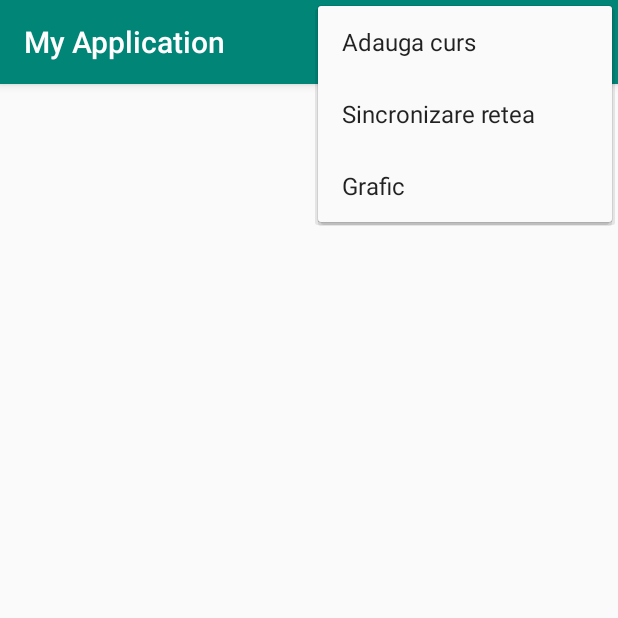
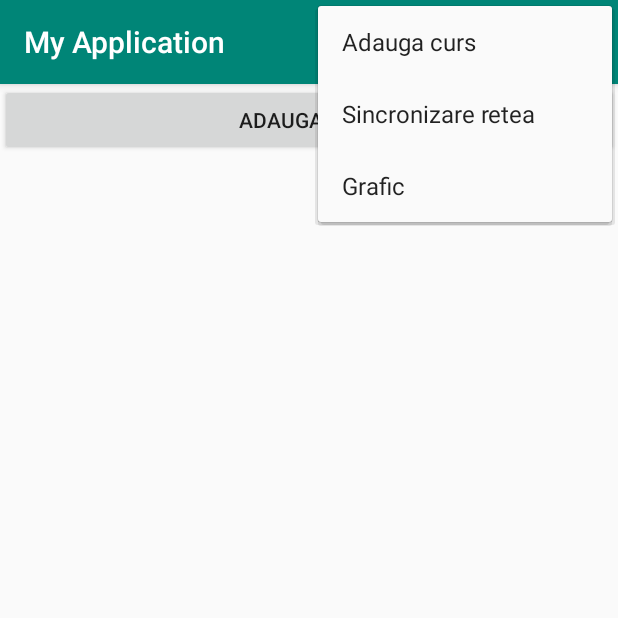
Before and after one commit to ioanaandreeab/AndroidExam, an Android app: the screen it shows after launch (MainActivity), with the options menu open, on a phone screen of 412 x 824 dp, the top half of it. Run offline under Robolectric (Android 15) with nearby library versions, the phone set to English and light mode, and no system bars; our stand-ins replace Room's generated code.

Commit message:
finished subj

```diff
--- a/sub6_2019_curs/app/build.gradle
+++ b/sub6_2019_curs/app/build.gradle
@@ -26,4 +26,6 @@ dependencies {
     testImplementation 'junit:junit:4.12'
     androidTestImplementation 'androidx.test.ext:junit:1.1.1'
     androidTestImplementation 'androidx.test.espresso:espresso-core:3.2.0'
+    implementation 'android.arch.persistence.room:runtime:1.0.0-alpha1'
+    annotationProcessor 'android.arch.persistence.room:compiler:1.0.0-alpha1'
 }
--- a/sub6_2019_curs/app/src/main/AndroidManifest.xml
+++ b/sub6_2019_curs/app/src/main/AndroidManifest.xml
@@ -1,6 +1,8 @@
 <?xml version="1.0" encoding="utf-8"?>
 <manifest xmlns:android="http://schemas.android.com/apk/res/android"
     package="com.example.myapplication">
+
+    <uses-permission android:name="android.permission.INTERNET" />
 
     <application
         android:allowBackup="true"
@@ -9,7 +11,8 @@
         android:roundIcon="@mipmap/ic_launcher_round"
         android:supportsRtl="true"
         android:theme="@style/AppTheme">
-        <activity android:name=".AdaugaCurs"></activity>
+        <activity android:name=".ChartActivity"></activity>
+        <activity android:name=".AdaugaCurs" />
         <activity android:name=".MainActivity">
             <intent-filter>
                 <action android:name="android.intent.action.MAIN" />
--- a/sub6_2019_curs/app/src/main/java/com/example/myapplication/AdaugaCurs.java
+++ b/sub6_2019_curs/app/src/main/java/com/example/myapplication/AdaugaCurs.java
@@ -49,7 +49,7 @@ public class AdaugaCurs extends AppCompatActivity {
             int idCurs = Integer.parseInt(ETId.getText().toString());
             String denumire = ETDenumire.getText().toString();
             int nrParticipanti = Integer.parseInt(ETNrParticipanti.getText().toString());
-            long sala = Long.parseLong(ETSala.getText().toString());
+            String sala = ETSala.getText().toString();
             String profTitular = ETProfTitular.getText().toString();
             curs = new Curs(idCurs,denumire,nrParticipanti,sala,profTitular);
             intent.putExtra("cursAdaugat",curs);
--- /dev/null
+++ b/sub6_2019_curs/app/src/main/java/com/example/myapplication/CursuriDAO.java
@@ -0,0 +1,17 @@
+package com.example.myapplication;
+
+import androidx.room.Dao;
+import androidx.room.Insert;
+import androidx.room.OnConflictStrategy;
+import androidx.room.Query;
+
+import java.util.List;
+
+@Dao
+public interface CursuriDAO {
+    @Insert(onConflict = OnConflictStrategy.REPLACE)
+    long insertCurs(Curs curs);
+
+    @Query("SELECT * FROM cursuri;")
+    List<Curs> selectAllCursuri();
+}
--- /dev/null
+++ b/sub6_2019_curs/app/src/main/java/com/example/myapplication/CursuriDatabase.java
@@ -0,0 +1,11 @@
+package com.example.myapplication;
+
+import androidx.room.Database;
+import androidx.room.RoomDatabase;
+import androidx.room.TypeConverters;
+
+@Database(entities = Curs.class,version = 1,exportSchema = false)
+@TypeConverters({DateConverter.class})
+public abstract class CursuriDatabase extends RoomDatabase {
+    public abstract CursuriDAO getCursuriDAO();
+}
--- a/sub6_2019_curs/app/src/main/res/layout/activity_adauga_curs.xml
+++ b/sub6_2019_curs/app/src/main/res/layout/activity_adauga_curs.xml
@@ -70,7 +70,7 @@
         <EditText
             android:layout_width="match_parent"
             android:layout_height="match_parent"
-            android:inputType="number"
+            android:inputType="text"
             android:id="@+id/ETSala">
         </EditText>
     </LinearLayout>
--- a/sub6_2019_curs/app/src/main/res/layout/activity_main.xml
+++ b/sub6_2019_curs/app/src/main/res/layout/activity_main.xml
@@ -13,5 +13,13 @@
         android:id="@+id/LVCursuri">
     </ListView>
 
+    <Button
+        android:layout_width="match_parent"
+        android:layout_height="wrap_content"
+        android:text="@string/add"
+        android:id="@+id/BTNSalveazaInBD"
+        android:onClick="salveazaInBD">
+    </Button>
+
 
 </LinearLayout>
--- a/sub6_2019_curs/app/src/main/res/values/strings.xml
+++ b/sub6_2019_curs/app/src/main/res/values/strings.xml
@@ -19,4 +19,5 @@
     <string name="da">Da</string>
     <string name="nu">Nu</string>
     <string name="renuntat">Ati renuntat la stergere</string>
+    <string name="add">Adauga in BD</string>
 </resources>
```
Also changed, not shown: sub6_2019_curs/app/src/main/java/com/example/myapplication/ChartActivity.java (added, +56 -0 lines), sub6_2019_curs/app/src/main/java/com/example/myapplication/Curs.java (+18 -6 lines), sub6_2019_curs/app/src/main/java/com/example/myapplication/DateConverter.java (added, +23 -0 lines), sub6_2019_curs/app/src/main/java/com/example/myapplication/MainActivity.java (+89 -0 lines), sub6_2019_curs/app/src/main/res/layout/activity_chart.xml (added, +9 -0 lines).
